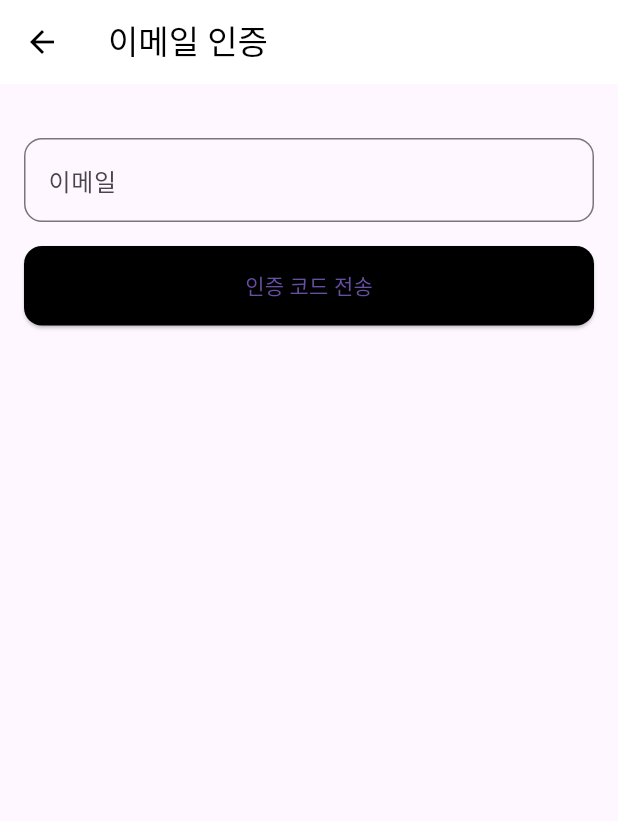
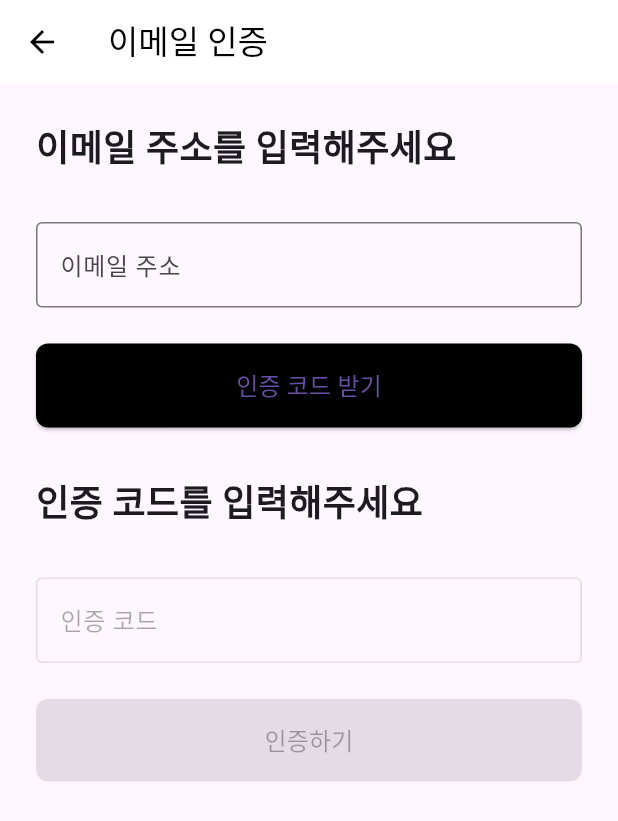
Before and after one commit to seoulorigin/app_test, a Flutter app: the EmailVerificationPage screen opened directly, on a phone screen of 412 x 824 dp. Shown: the top 821 px of the screen. Run offline on Flutter 3.47's test engine with Material 3 defaults, Android fonts, the phone set to English and light mode, and no system bars.

Commit message:
회원가입 수정

```diff
--- a/lib/screens/user_info/email_verification_page.dart
+++ b/lib/screens/user_info/email_verification_page.dart
@@ -31,7 +31,9 @@ class _EmailVerificationPageState extends State<EmailVerificationPage> {
     // TODO: 실제 인증 코드 확인 로직 구현
     Navigator.push(
       context,
-      MaterialPageRoute(builder: (context) => const PasswordInputPage()),
+      MaterialPageRoute(
+        builder: (context) => const PasswordInputPage(),
+      ),
     );
   }
 
@@ -45,60 +47,74 @@ class _EmailVerificationPageState extends State<EmailVerificationPage> {
         elevation: 0,
       ),
       body: Padding(
-        padding: const EdgeInsets.all(16.0),
+        padding: const EdgeInsets.all(24.0),
         child: Column(
           crossAxisAlignment: CrossAxisAlignment.stretch,
           children: [
-            const SizedBox(height: 20),
+            const Text(
+              '이메일 주소를 입력해주세요',
+              style: TextStyle(
+                fontSize: 24,
+                fontWeight: FontWeight.bold,
+              ),
+            ),
+            const SizedBox(height: 32),
             TextField(
               controller: _emailController,
-              decoration: InputDecoration(
-                labelText: '이메일',
-                hintText: 'example@email.com',
-                border: OutlineInputBorder(
-                  borderRadius: BorderRadius.circular(12),
-                ),
+              decoration: const InputDecoration(
+                hintText: '이메일 주소',
+                border: OutlineInputBorder(),
               ),
               keyboardType: TextInputType.emailAddress,
             ),
-            const SizedBox(height: 16),
-            if (!_isCodeSent)
+            const SizedBox(height: 24),
             ElevatedButton(
               onPressed: _sendVerificationCode,
               style: ElevatedButton.styleFrom(
                 backgroundColor: Colors.black,
                 padding: const EdgeInsets.symmetric(vertical: 16),
                 shape: RoundedRectangleBorder(
-                    borderRadius: BorderRadius.circular(12),
+                  borderRadius: BorderRadius.circular(8),
                 ),
               ),
-                child: const Text('인증 코드 전송'),
-              )
-            else ...[
+              child: const Text(
+                '인증 코드 받기',
+                style: TextStyle(fontSize: 16),
+              ),
+            ),
+            const SizedBox(height: 32),
+            const Text(
+              '인증 코드를 입력해주세요',
+              style: TextStyle(
+                fontSize: 24,
+                fontWeight: FontWeight.bold,
+              ),
+            ),
+            const SizedBox(height: 32),
             TextField(
               controller: _verificationCodeController,
-                decoration: InputDecoration(
-                  labelText: '인증 코드',
-                  hintText: '전송된 인증 코드를 입력하세요',
-                  border: OutlineInputBorder(
-                    borderRadius: BorderRadius.circular(12),
-                  ),
+              decoration: const InputDecoration(
+                hintText: '인증 코드',
+                border: OutlineInputBorder(),
               ),
               keyboardType: TextInputType.number,
+              enabled: _isCodeSent,
             ),
-              const SizedBox(height: 16),
+            const SizedBox(height: 24),
             ElevatedButton(
-                onPressed: _verifyCode,
+              onPressed: _isCodeSent ? _verifyCode : null,
               style: ElevatedButton.styleFrom(
                 backgroundColor: Colors.black,
                 padding: const EdgeInsets.symmetric(vertical: 16),
                 shape: RoundedRectangleBorder(
-                    borderRadius: BorderRadius.circular(12),
+                  borderRadius: BorderRadius.circular(8),
                 ),
               ),
-                child: const Text('인증 코드 확인'),
+              child: const Text(
+                '인증하기',
+                style: TextStyle(fontSize: 16),
               ),
-            ],
+            ),
           ],
         ),
       ),
```
Also changed, not shown: lib/screens/SearchPage.dart (+9 -1 lines), lib/screens/user_info/nickname_input_page.dart (+24 -14 lines), lib/screens/user_info/password_input_page.dart (+23 -17 lines), lib/screens/user_info/signup_complete_page.dart (+6 -16 lines). Lines whose indentation alone changed are shown as unchanged.
